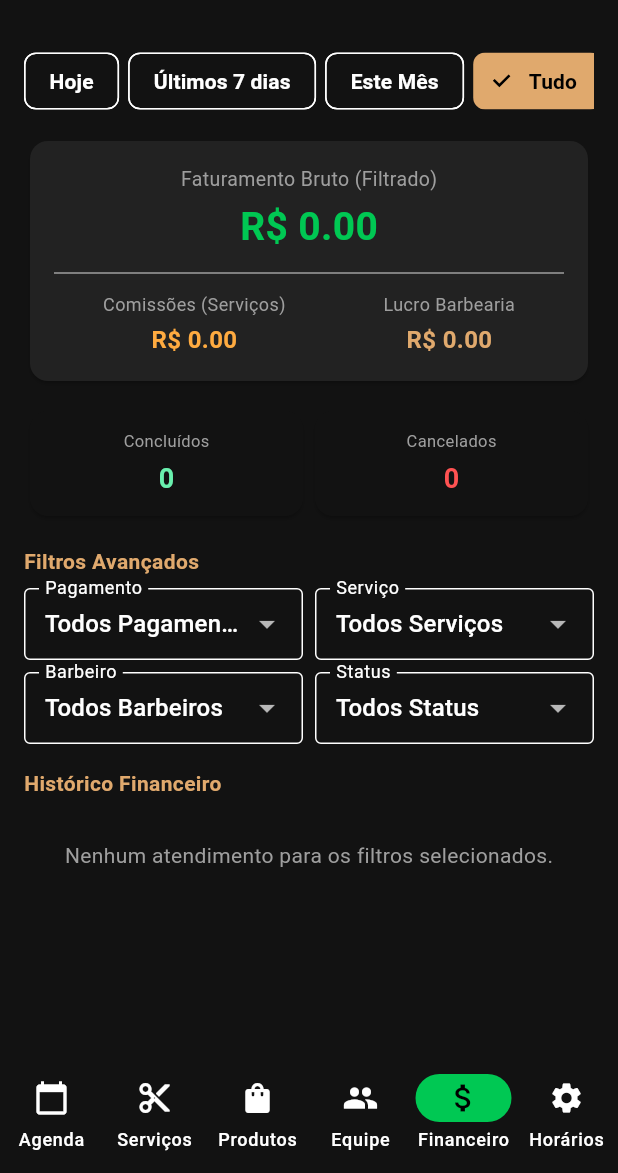
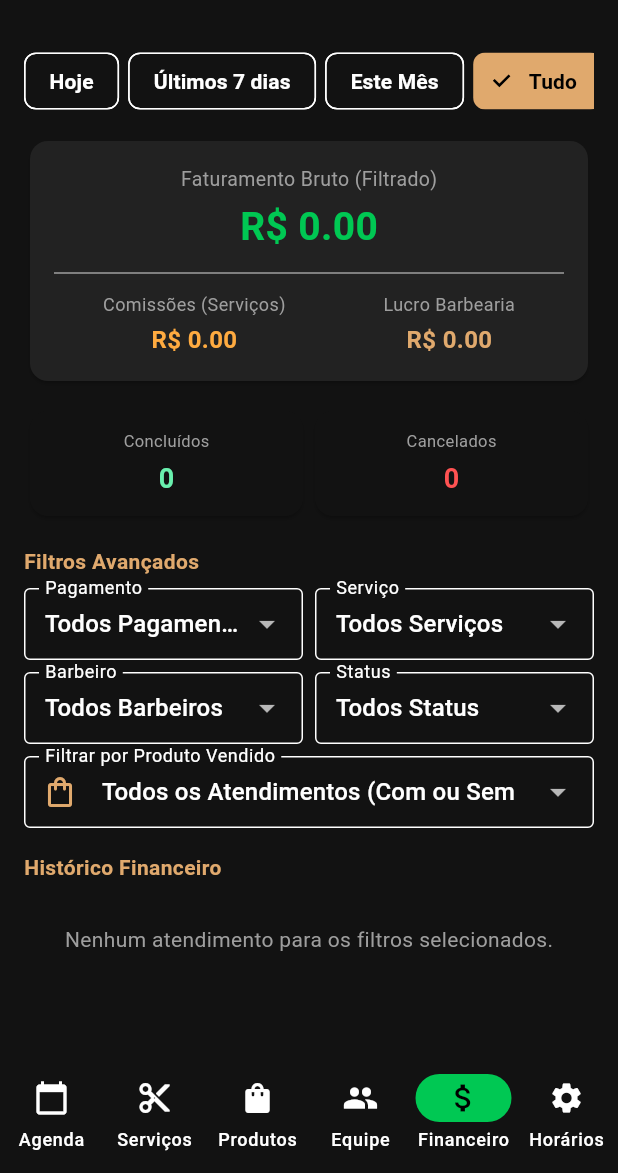
Before and after one commit to paulo960/barbearia-saas, a Flutter app: the OwnerDashboard screen opened directly with empty values, item 5 of the bottom bar chosen, on a phone screen of 412 x 824 dp, the part 63-1236 px from its top. Run offline on Flutter 3.47's test engine with Material 3 defaults, Android fonts, the phone set to English and light mode, and no system bars; our stand-ins replace cloud_firestore, firebase_auth, firebase_core; missing offline and left inert: dart:html; accounts and stored records are empty.

Commit message:
Update main.dart

```diff
--- a/lib/main.dart
+++ b/lib/main.dart
@@ -337,7 +337,7 @@ class _OwnerDashboardState extends State<OwnerDashboard> {
   }
 }
 
-// ---------------- ABA DE AGENDA (COM SEPARAÇÃO DE VALOR DE SERVIÇO E PRODUTOS) ----------------
+// ---------------- ABA DE AGENDA ----------------
 class _OwnerAgendamentosTab extends StatefulWidget {
   final String barbeariaId;
   const _OwnerAgendamentosTab({required this.barbeariaId});
@@ -1498,7 +1498,7 @@ class _OwnerConfigHorariosTabState extends State<_OwnerConfigHorariosTab> {
   }
 }
 
-// ---------------- ABA FINANCEIRO (COM CÁLCULO EXATO DE COMISSÃO SOMENTE SOBRE SERVIÇOS) ----------------
+// ---------------- ABA FINANCEIRO (COM FILTRO POR PRODUTO E CÁLCULO EXATO) ----------------
 class _OwnerFinanceiroTab extends StatefulWidget {
   final String barbeariaId;
   const _OwnerFinanceiroTab({required this.barbeariaId});
@@ -1512,6 +1512,7 @@ class _OwnerFinanceiroTabState extends State<_OwnerFinanceiroTab> {
   String _filtroStatus = 'todos';
   String _filtroServico = 'todos';
   String _filtroFormaPagamento = 'todos';
+  String _filtroProduto = 'todos'; // 'todos', 'com_produtos', ou Nome do Produto
   String _filtroPeriodo = 'todos';
   DateTimeRange? _intervaloCustom;
 
@@ -1655,6 +1656,11 @@ class _OwnerFinanceiroTabState extends State<_OwnerFinanceiroTab> {
   @override
   Widget build(BuildContext context) {
     return StreamBuilder<QuerySnapshot>(
+      stream: FirebaseFirestore.instance.collection('barbearias').doc(widget.barbeariaId).collection('produtos').snapshots(),
+      builder: (context, prodSnap) {
+        final produtosDocs = prodSnap.data?.docs ?? [];
+
+        return StreamBuilder<QuerySnapshot>(
           stream: FirebaseFirestore.instance.collection('barbearias').doc(widget.barbeariaId).collection('servicos').snapshots(),
           builder: (context, servicosSnap) {
             final servicosDocs = servicosSnap.data?.docs ?? [];
@@ -1688,6 +1694,7 @@ class _OwnerFinanceiroTabState extends State<_OwnerFinanceiroTab> {
                       final st = d['status']?.toString() ?? 'pendente';
                       final sNome = d['servico']?.toString() ?? '';
                       final fPag = d['forma_pagamento']?.toString() ?? '';
+                      final produtosExtras = (d['produtos_extras'] as List<dynamic>?)?.map((e) => e.toString()).toList() ?? [];
 
                       final bateBarbeiro = _filtroBarbeiro == 'todos' || bId == _filtroBarbeiro;
                       final bateStatus = _filtroStatus == 'todos' || st == _filtroStatus;
@@ -1695,7 +1702,15 @@ class _OwnerFinanceiroTabState extends State<_OwnerFinanceiroTab> {
                       final batePagamento = _filtroFormaPagamento == 'todos' || fPag == _filtroFormaPagamento;
                       final bateData = _verificarFiltroData(d);
 
-                  return bateBarbeiro && bateStatus && bateServico && batePagamento && bateData;
+                      // Filtro de Produto Vendido
+                      bool bateProduto = true;
+                      if (_filtroProduto == 'com_produtos') {
+                        bateProduto = produtosExtras.isNotEmpty;
+                      } else if (_filtroProduto != 'todos') {
+                        bateProduto = produtosExtras.any((p) => p.toLowerCase().contains(_filtroProduto.toLowerCase()));
+                      }
+
+                      return bateBarbeiro && bateStatus && bateServico && batePagamento && bateProduto && bateData;
                     }).toList();
 
                     double totalFaturado = 0.0;
@@ -1708,8 +1723,6 @@ class _OwnerFinanceiroTabState extends State<_OwnerFinanceiroTab> {
                       final bId = d['barbeiro_id']?.toString() ?? '';
                       final st = d['status']?.toString() ?? 'pendente';
                       final precoTotal = (d['preco'] as num?)?.toDouble() ?? 0.0;
-
-                  // COMISSÃO CALCULADA APENAS SOBRE O VALOR DO SERVIÇO:
                       final precoServico = (d['preco_servico'] as num?)?.toDouble() ?? precoTotal;
 
                       if (st == 'concluido') {
@@ -1919,6 +1932,29 @@ class _OwnerFinanceiroTabState extends State<_OwnerFinanceiroTab> {
                                 ),
                               ),
                             ],
+                          ),
+                          const SizedBox(height: 8),
+                          // Dropdown para Filtrar por Produto Vendido
+                          DropdownButtonFormField<String>(
+                            value: _filtroProduto,
+                            isDense: true,
+                            isExpanded: true,
+                            decoration: const InputDecoration(
+                              labelText: 'Filtrar por Produto Vendido',
+                              border: OutlineInputBorder(),
+                              prefixIcon: Icon(Icons.shopping_bag_outlined, color: Color(0xFFE0A96D)),
+                              contentPadding: EdgeInsets.symmetric(horizontal: 10, vertical: 8),
+                            ),
+                            items: [
+                              const DropdownMenuItem(value: 'todos', child: Text('Todos os Atendimentos (Com ou Sem Produtos)')),
+                              const DropdownMenuItem(value: 'com_produtos', child: Text('🛒 Somente com Produtos Vendidos')),
+                              ...produtosDocs.map((pDoc) {
+                                final d = pDoc.data() as Map<String, dynamic>;
+                                final pNome = d['nome']?.toString() ?? 'Produto';
+                                return DropdownMenuItem(value: pNome, child: Text('📦 $pNome', overflow: TextOverflow.ellipsis));
+                              }),
+                            ],
+                            onChanged: (val) => setState(() => _filtroProduto = val ?? 'todos'),
                           ),
                           const SizedBox(height: 16),
                           const Text('Histórico Financeiro', style: TextStyle(fontSize: 14, fontWeight: FontWeight.bold, color: Color(0xFFE0A96D))),
@@ -1975,7 +2011,7 @@ class _OwnerFinanceiroTabState extends State<_OwnerFinanceiroTab> {
                                         Text('${ag['servico']} com $bNome • ${ag['data_hora'] ?? '-'}'),
                                         if (produtosExtras.isNotEmpty) ...[
                                           const SizedBox(height: 2),
-                                      Text('Produtos: ${produtosExtras.join(", ")}', style: const TextStyle(color: Color(0xFFE0A96D), fontSize: 12)),
+                                          Text('Produtos: ${produtosExtras.join(", ")}', style: const TextStyle(color: Color(0xFFE0A96D), fontSize: 12, fontWeight: FontWeight.bold)),
                                         ],
                                         if (textoPag.isNotEmpty) ...[
                                           const SizedBox(height: 2),
@@ -2012,6 +2048,8 @@ class _OwnerFinanceiroTabState extends State<_OwnerFinanceiroTab> {
                             ),
                         ],
                       ),
+                    );
+                  },
                 );
               },
             );
```
Lines whose indentation alone changed are shown as unchanged.
